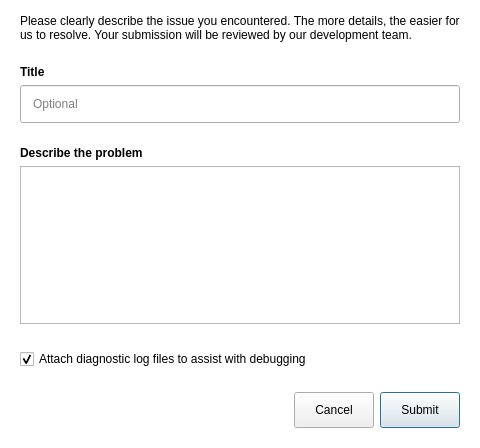
This is src/MEGASync/gui/ui/BugReportDialog.ui in meganz/MEGAsync as Qt 5 draws it before an edit. The edited form follows.
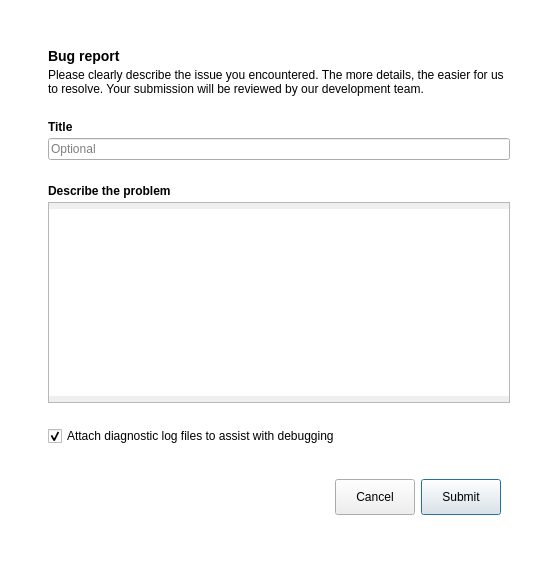
This is the edited form.

Commit message: SNC-6006. Applied fixes on BugReport as suggested in review.

What changed in the file:
```diff
--- a/src/MEGASync/gui/ui/BugReportDialog.ui
+++ b/src/MEGASync/gui/ui/BugReportDialog.ui
@@ -6,20 +6,20 @@
    <rect>
     <x>0</x>
     <y>0</y>
-    <width>480</width>
-    <height>448</height>
+    <width>558</width>
+    <height>572</height>
    </rect>
   </property>
   <property name="minimumSize">
    <size>
-    <width>480</width>
-    <height>448</height>
+    <width>0</width>
+    <height>0</height>
    </size>
   </property>
   <property name="maximumSize">
    <size>
-    <width>480</width>
-    <height>448</height>
+    <width>16777215</width>
+    <height>16777215</height>
    </size>
   </property>
   <property name="windowTitle">
@@ -31,24 +31,23 @@
 background-color: #FFFFFF; /*colorToken.page-background*/
 }
 
-#leTitleBug
-{
-padding-left: 10px;
-height: 36px;
-width: 432px;
-}
-
-#teDescribeBug
-{
-height: 116px;
-width: 432px;
-}
-
-#lTitle, #lDescribeBug
+#lTitle, #lDescribeBug, #lDescTitle
 {
 font-weight: 600;
 }
 
+#lDescTitle
+{
+font-size: 14px;
+}
+
+#teDescribeBug
+{
+padding-top: 6px;
+padding-bottom: 6px;
+padding-right: 0px;
+}
+
 
 </string>
   </property>
@@ -57,14 +56,45 @@
   </property>
   <layout class="QVBoxLayout" name="verticalLayout_4">
    <property name="spacing">
-    <number>5</number>
+    <number>24</number>
+   </property>
+   <property name="leftMargin">
+    <number>48</number>
    </property>
    <property name="topMargin">
-    <number>5</number>
+    <number>48</number>
+   </property>
+   <property name="rightMargin">
+    <number>48</number>
+   </property>
+   <property name="bottomMargin">
+    <number>48</number>
    </property>
    <item>
     <widget class="QWidget" name="wHeaderBug" native="true">
      <layout class="QVBoxLayout" name="verticalLayout_3">
+      <property name="spacing">
+       <number>4</number>
+      </property>
+      <property name="leftMargin">
+       <number>0</number>
+      </property>
+      <property name="topMargin">
+       <number>0</number>
+      </property>
+      <property name="rightMargin">
+       <number>0</number>
+      </property>
+      <property name="bottomMargin">
+       <number>0</number>
+      </property>
+      <item>
+       <widget class="QLabel" name="lDescTitle">
+        <property name="text">
+         <string>Bug report</string>
+        </property>
+       </widget>
+      </item>
       <item>
        <widget class="QLabel" name="lDescInfoBug">
         <property name="styleSheet">
@@ -84,6 +114,21 @@
    <item>
     <widget class="QWidget" name="wTitleBug" native="true">
      <layout class="QVBoxLayout" name="verticalLayout_2">
+      <property name="spacing">
+       <number>4</number>
+      </property>
+      <property name="leftMargin">
+       <number>0</number>
+      </property>
+      <property name="topMargin">
+       <number>0</number>
+      </property>
+      <property name="rightMargin">
+       <number>0</number>
+      </property>
+      <property name="bottomMargin">
+       <number>0</number>
+      </property>
       <item>
        <widget class="QLabel" name="lTitle">
         <property name="styleSheet">
@@ -119,6 +164,21 @@
    <item>
     <widget class="QWidget" name="wDescribeBug" native="true">
      <layout class="QVBoxLayout" name="verticalLayout">
+      <property name="spacing">
+       <number>4</number>
+      </property>
+      <property name="leftMargin">
+       <number>0</number>
+      </property>
+      <property name="topMargin">
+       <number>0</number>
+      </property>
+      <property name="rightMargin">
+       <number>0</number>
+      </property>
+      <property name="bottomMargin">
+       <number>0</number>
+      </property>
       <item>
        <widget class="QLabel" name="lDescribeBug">
         <property name="styleSheet">
```
The commit also changes 1 other file.
